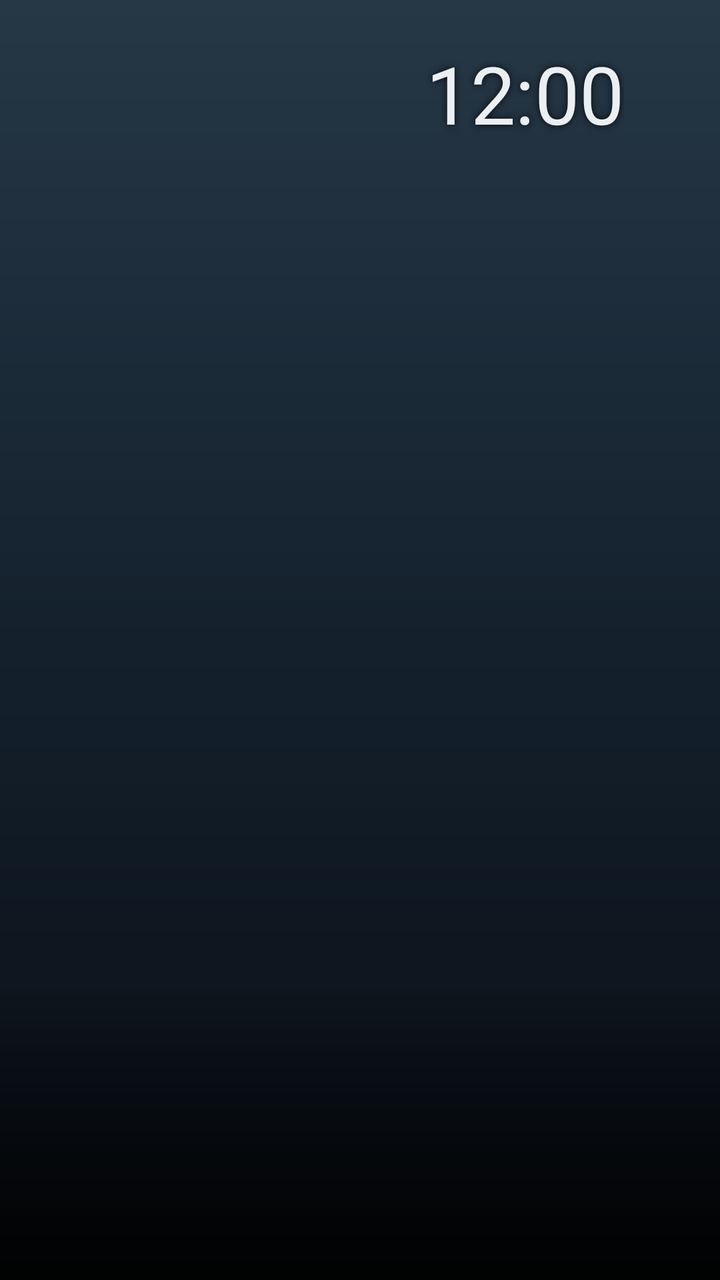
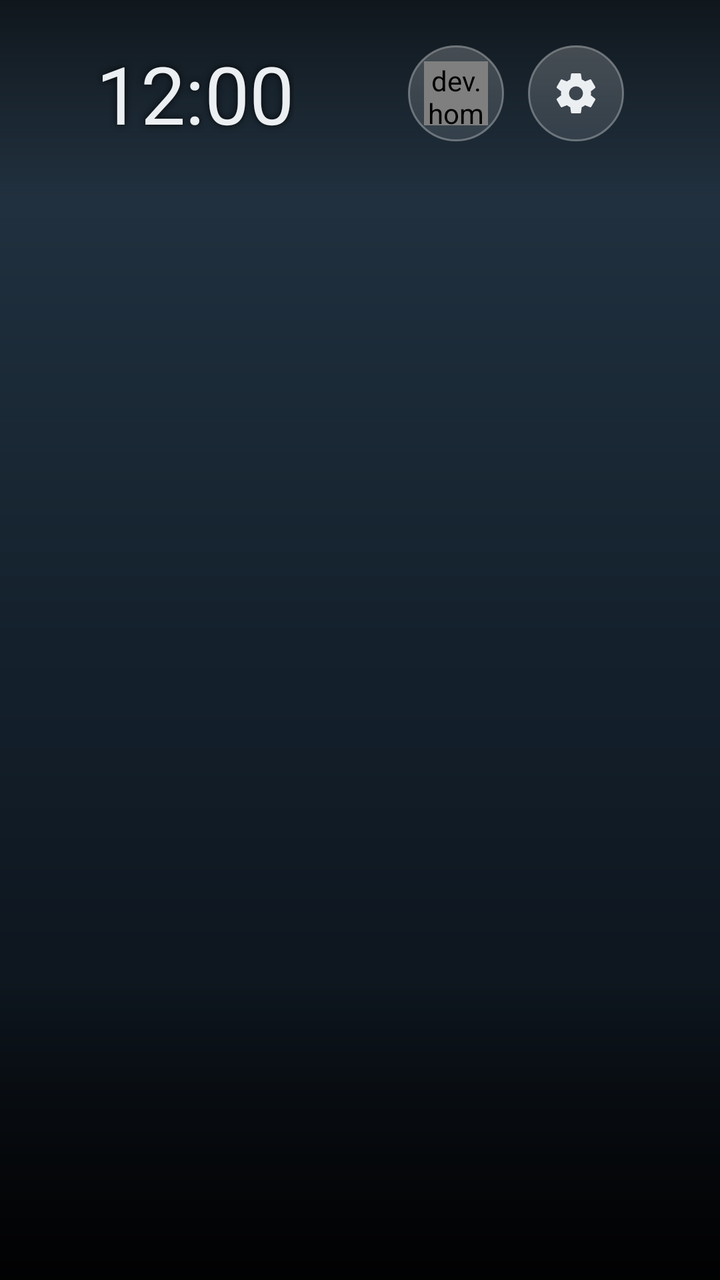

Two renders of the same Android screen: before a commit and after it. Below are the layout's source before the change and the commit's diff.
<!-- AndroidManifest.xml: application theme Theme.TvHome -->
<!-- res/layout/activity_home.xml -->
<?xml version="1.0" encoding="utf-8"?>
<FrameLayout xmlns:android="http://schemas.android.com/apk/res/android"
    android:layout_width="match_parent"
    android:layout_height="match_parent"
    android:clipChildren="false">

    <ImageView
        android:layout_width="match_parent"
        android:layout_height="match_parent"
        android:importantForAccessibility="no"
        android:scaleType="centerCrop"
        android:src="@drawable/family_bg" />

    <View
        android:layout_width="match_parent"
        android:layout_height="150dp"
        android:layout_gravity="bottom"
        android:background="@drawable/bottom_scrim" />

    <LinearLayout
        android:layout_width="match_parent"
        android:layout_height="wrap_content"
        android:layout_gravity="top"
        android:gravity="center_vertical"
        android:orientation="horizontal"
        android:paddingStart="48dp"
        android:paddingTop="20dp"
        android:paddingEnd="48dp">

        <TextView
            android:id="@+id/status"
            android:layout_width="0dp"
            android:layout_height="wrap_content"
            android:layout_weight="1"
            android:textColor="@color/text_dim"
            android:textSize="13sp" />

        <TextClock
            android:layout_width="wrap_content"
            android:layout_height="wrap_content"
            android:format12Hour="h:mm"
            android:format24Hour="HH:mm"
            android:shadowColor="#CC000000"
            android:shadowRadius="8"
            android:textColor="@color/text"
            android:textSize="40sp" />
    </LinearLayout>

    <HorizontalScrollView
        android:layout_width="match_parent"
        android:layout_height="wrap_content"
        android:layout_gravity="bottom"
        android:layout_marginBottom="6dp"
        android:clipChildren="false"
        android:clipToPadding="false"
        android:fillViewport="true"
        android:paddingStart="40dp"
        android:paddingTop="8dp"
        android:paddingEnd="40dp"
        android:paddingBottom="4dp"
        android:scrollbars="none">

        
        <LinearLayout
            android:id="@+id/row"
            android:layout_width="match_parent"
            android:layout_height="wrap_content"
            android:clipChildren="false"
            android:gravity="center_horizontal"
            android:orientation="horizontal" />
    </HorizontalScrollView>
</FrameLayout>
<!-- resources referenced by this layout -->
<resources>
  <color name="text">#FFECEFF2</color>
  <color name="text_dim">#FF9AA5B1</color>
  <!-- drawable bottom_scrim (drawable) -->
  <?xml version="1.0" encoding="utf-8"?>
  <shape xmlns:android="http://schemas.android.com/apk/res/android">
      <gradient
          android:angle="90"
          android:endColor="#00000000"
          android:startColor="#E6000000" />
  </shape>
  <!-- drawable family_bg (drawable) -->
  <?xml version="1.0" encoding="utf-8"?>
  <shape xmlns:android="http://schemas.android.com/apk/res/android" android:shape="rectangle">
      <gradient android:angle="270" android:startColor="#263746" android:centerColor="#14212D" android:endColor="#080C12" />
  </shape>
  <style name="Theme.TvHome" parent="@android:style/Theme.DeviceDefault.NoActionBar">
          <item name="android:windowBackground">@color/bg</item>
          <item name="android:windowFullscreen">true</item>
          <item name="android:windowShowWallpaper">false</item>
      </style>
  <color name="bg">#FF000000</color>
</resources>

<!-- the commit's change to res/layout/activity_home.xml (unified diff, before → after) -->
@@ -17,6 +17,12 @@
         android:layout_gravity="bottom"
         android:background="@drawable/bottom_scrim" />
 
+    <View
+        android:layout_width="match_parent"
+        android:layout_height="100dp"
+        android:layout_gravity="top"
+        android:background="@drawable/top_scrim" />
+
     <LinearLayout
         android:layout_width="match_parent"
         android:layout_height="wrap_content"
@@ -27,14 +33,6 @@
         android:paddingTop="20dp"
         android:paddingEnd="48dp">
 
-        <TextView
-            android:id="@+id/status"
-            android:layout_width="0dp"
-            android:layout_height="wrap_content"
-            android:layout_weight="1"
-            android:textColor="@color/text_dim"
-            android:textSize="13sp" />
-
         <TextClock
             android:layout_width="wrap_content"
             android:layout_height="wrap_content"
@@ -44,6 +42,47 @@
             android:shadowRadius="8"
             android:textColor="@color/text"
             android:textSize="40sp" />
+
+        <TextView
+            android:id="@+id/status"
+            android:layout_width="0dp"
+            android:layout_height="wrap_content"
+            android:layout_weight="1"
+            android:layout_marginStart="24dp"
+            android:layout_marginEnd="24dp"
+            android:maxLines="2"
+            android:textColor="@color/text_dim"
+            android:textSize="13sp" />
+
+        <FrameLayout
+            android:id="@+id/wifi_button"
+            android:layout_width="48dp"
+            android:layout_height="48dp"
+            android:layout_marginEnd="12dp"
+            android:background="@drawable/tile_bg"
+            android:contentDescription="@string/wifi_settings"
+            android:focusable="true"
+            android:clickable="true"
+            android:nextFocusRight="@id/settings_button">
+            <dev.homescreen.test.WifiSignalView
+                android:id="@+id/wifi_signal"
+                android:layout_width="32dp"
+                android:layout_height="32dp"
+                android:layout_gravity="center"
+                android:importantForAccessibility="no" />
+        </FrameLayout>
+
+        <ImageButton
+            android:id="@+id/settings_button"
+            android:layout_width="48dp"
+            android:layout_height="48dp"
+            android:background="@drawable/tile_bg"
+            android:contentDescription="@string/tv_settings"
+            android:focusable="true"
+            android:clickable="true"
+            android:nextFocusLeft="@id/wifi_button"
+            android:padding="12dp"
+            android:src="@drawable/ic_settings" />
     </LinearLayout>
 
     <HorizontalScrollView
<!-- resource entries referenced after the edit -->
@@ -15,6 +15,60 @@
   <shape xmlns:android="http://schemas.android.com/apk/res/android" android:shape="rectangle">
       <gradient android:angle="270" android:startColor="#263746" android:centerColor="#14212D" android:endColor="#080C12" />
   </shape>
+  <!-- drawable ic_settings (drawable) -->
+  <?xml version="1.0" encoding="utf-8"?>
+  <vector xmlns:android="http://schemas.android.com/apk/res/android" android:width="24dp" android:height="24dp" android:viewportWidth="24" android:viewportHeight="24">
+      <path android:fillColor="#FFECEFF2" android:fillType="evenOdd" android:pathData="M19.43,12.98c0.04,-0.32 0.07,-0.65 0.07,-0.98s-0.03,-0.66 -0.08,-0.98l2.11,-1.65c0.19,-0.15 0.24,-0.42 0.12,-0.64l-2,-3.46c-0.12,-0.22 -0.37,-0.30 -0.60,-0.22l-2.49,1c-0.52,-0.40 -1.07,-0.73 -1.68,-0.98L14.5,2.42C14.46,2.18 14.25,2 14,2h-4c-0.25,0 -0.45,0.18 -0.49,0.42L9.13,5.07c-0.61,0.25 -1.17,0.59 -1.68,0.98l-2.49,-1c-0.23,-0.09 -0.48,0 -0.60,0.22l-2,3.46c-0.12,0.22 -0.08,0.49 0.12,0.64l2.11,1.65c-0.05,0.32 -0.09,0.66 -0.09,0.98s0.03,0.66 0.08,0.98l-2.11,1.65c-0.19,0.15 -0.24,0.42 -0.12,0.64l2,3.46c0.12,0.22 0.37,0.30 0.60,0.22l2.49,-1c0.52,0.40 1.07,0.73 1.68,0.98l0.38,2.65c0.05,0.24 0.25,0.42 0.50,0.42h4c0.25,0 0.46,-0.18 0.49,-0.42l0.38,-2.65c0.61,-0.25 1.17,-0.58 1.68,-0.98l2.49,1c0.23,0.09 0.48,0 0.60,-0.22l2,-3.46c0.12,-0.22 0.07,-0.49 -0.12,-0.64zM12,15.5a3.5,3.5 0,1 1,0 -7a3.5,3.5 0,0 1,0 7" />
+  </vector>
+  <!-- drawable tile_bg (drawable) -->
+  <?xml version="1.0" encoding="utf-8"?>
+  <selector xmlns:android="http://schemas.android.com/apk/res/android"
+      android:enterFadeDuration="0"
+      android:exitFadeDuration="0">
+      <item android:state_focused="true">
+          <layer-list>
+              <item>
+                  <shape android:shape="oval">
+                      <solid android:color="#40FFFFFF" />
+                  </shape>
+              </item>
+              <item>
+                  <shape android:shape="oval">
+                      <gradient
+                          android:angle="270"
+                          android:endColor="#00FFFFFF"
+                          android:startColor="#33FFFFFF" />
+                      <stroke android:width="2dp" android:color="#E6FFFFFF" />
+                  </shape>
+              </item>
+          </layer-list>
+      </item>
+      <item>
+          <layer-list>
+              <item>
+                  <shape android:shape="oval">
+                      <solid android:color="#1AFFFFFF" />
+                  </shape>
+              </item>
+              <item>
+                  <shape android:shape="oval">
+                      <gradient
+                          android:angle="270"
+                          android:endColor="#00FFFFFF"
+                          android:startColor="#1FFFFFFF" />
+                      <stroke android:width="1dp" android:color="#47FFFFFF" />
+                  </shape>
+              </item>
+          </layer-list>
+      </item>
+  </selector>
+  <!-- drawable top_scrim (drawable) -->
+  <?xml version="1.0" encoding="utf-8"?>
+  <shape xmlns:android="http://schemas.android.com/apk/res/android">
+      <gradient android:angle="270" android:startColor="#99000000" android:endColor="#00000000" />
+  </shape>
+  <string name="tv_settings">TV settings</string>
+  <string name="wifi_settings">Wi-Fi settings</string>
   <style name="Theme.TvHome" parent="@android:style/Theme.DeviceDefault.NoActionBar">
           <item name="android:windowBackground">@color/bg</item>
           <item name="android:windowFullscreen">true</item>
